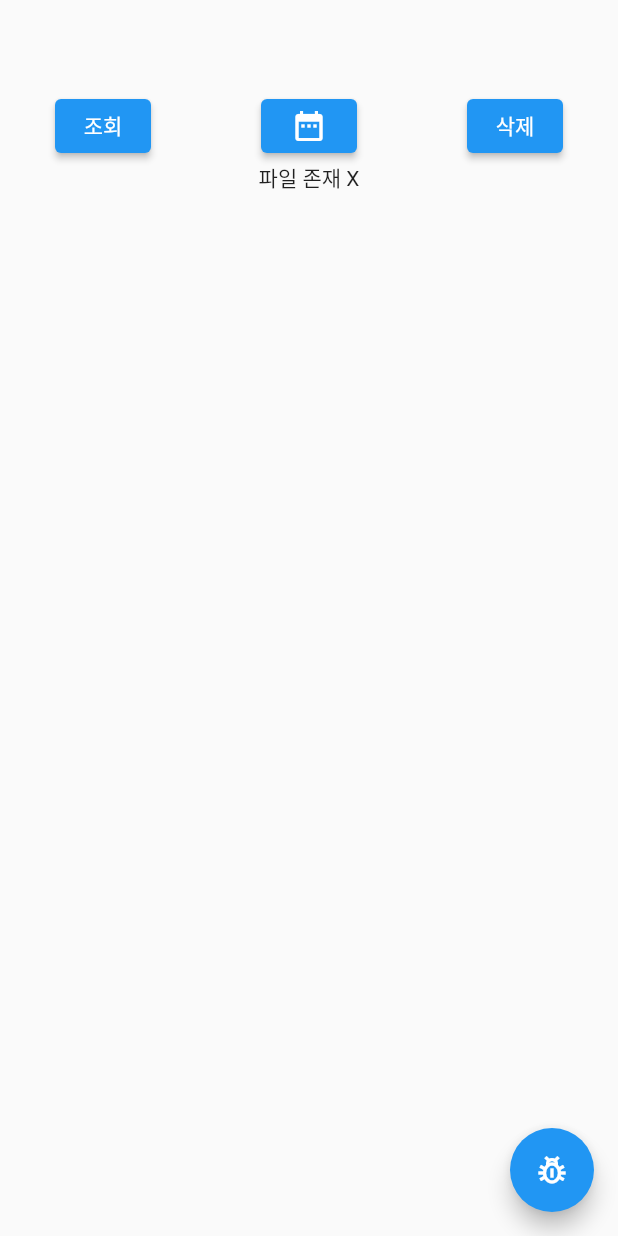
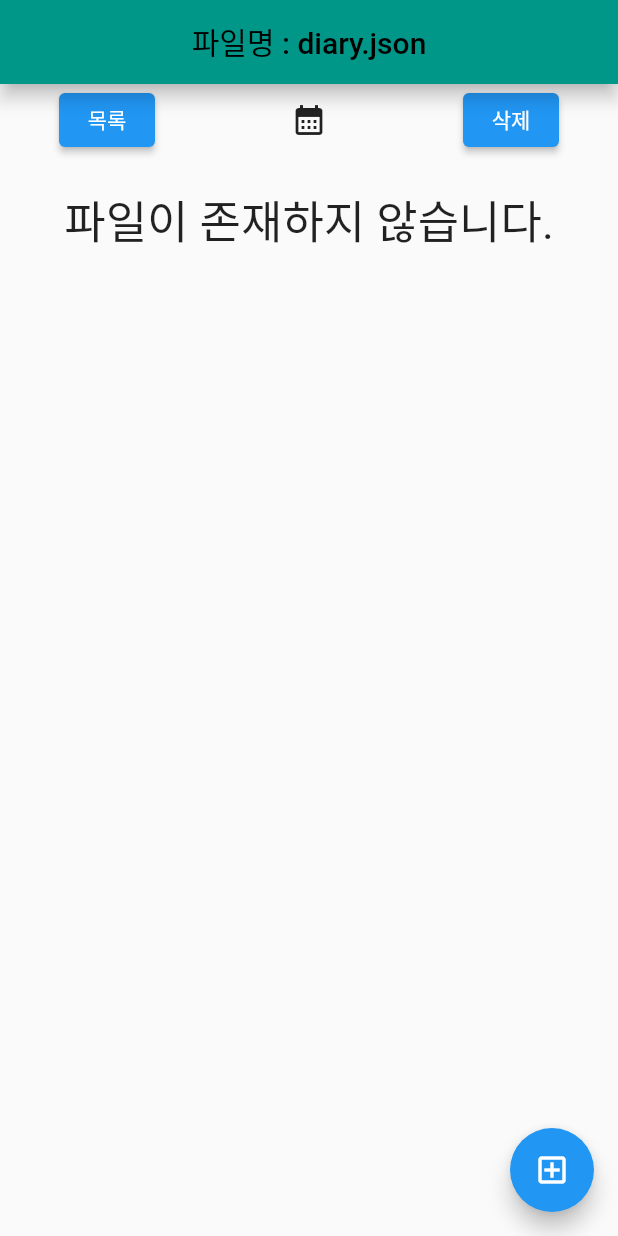
Before and after one commit to Qnd1101/flutter_application_diary, a Flutter app: the screen it shows after launch, after a tap on "삭제", on a phone screen of 412 x 824 dp. Run offline on Flutter 3.47's test engine with Material 2 defaults, Android fonts, the phone set to English and light mode, and no system bars.

Commit message:
파일 목록 + 일별 저장 프로그램 완성

```diff
--- a/lib/main.dart
+++ b/lib/main.dart
@@ -2,20 +2,5 @@ import 'package:flutter/material.dart';
 import 'package:flutter_diary/main_page.dart';
 
 void main() {
-  runApp(const MyApp());
+  runApp(const MainPage());
 }
-
-class MyApp extends StatelessWidget {
-  const MyApp({Key? key}) : super(key: key);
-
-  @override
-  Widget build(BuildContext context) {
-    return MaterialApp(
-      title: 'Flutter Diary',
-      theme: ThemeData(
-        primarySwatch: Colors.blue,
-      ),
-      home: const MainPage(),
-    );
-  }
-}
--- a/lib/main_page.dart
+++ b/lib/main_page.dart
@@ -1,8 +1,9 @@
 import 'dart:convert';
 import 'dart:io';
+
 import 'package:flutter/material.dart';
-import 'package:flutter_diary/add_page.dart';
-import 'package:intl/intl.dart'; // DateFormat를 import해야 함
+import 'add_page.dart';
+import 'package:flutter_diary/directory_page.dart';
 import 'package:path_provider/path_provider.dart';
 
 class MainPage extends StatefulWidget {
@@ -16,6 +17,7 @@ class _MainPageState extends State<MainPage> {
   @override
   Widget build(BuildContext context) {
     return const MaterialApp(
+      debugShowCheckedModeBanner: false,
       home: Main(),
     );
   }
@@ -32,60 +34,50 @@ class Main extends StatefulWidget {
 
 class _MainState extends State<Main> {
   Directory? directory;
-  dynamic myList = const Text('준비');
+  String filePath = '';
+  late String fileName = 'diary.json';
+
+  dynamic myList = const Text(
+    '준비',
+    style: TextStyle(fontSize: 100),
+  );
 
   @override
   void initState() {
+    // TODO: implement initState
     super.initState();
+    fileName = 'diary.json';
     getPath().then((value) {
       showList();
     });
   }
 
   Future<void> getPath() async {
-    directory = await getApplicationSupportDirectory();
-  }
-
-  Future<void> deleteFile() async {
-    try {
-      var file = File(filePath());
-      var result = file.delete().then((value) {
-        print(value);
-        showList();
-      });
-      print(result);
-    } catch (e) {
-      print('delete error');
-    }
-  }
-
-  deleteContents(int index) async {
-    try {
-      var file = File(filePath());
-      var fileContents = await file.readAsString();
-      List<dynamic> dataList = jsonDecode(fileContents) as List<dynamic>;
-      dataList.removeAt(index);
-      var jsondata = jsonEncode(dataList);
-      await file.writeAsString(jsondata).then((value) {
-        showList();
-      });
-    } catch (e) {
-      print('삭제 정보 오류');
+    directory = await getApplicationDocumentsDirectory();
+    //서포트 디렉토리는 모든 플렛폼에서 지원
+    if (directory != null) {
+      filePath = '${directory!.path}/$fileName';
+      print(filePath);
     }
   }
 
   Future<void> showList() async {
     try {
-      if (directory != null) {
+      var file = File(filePath);
+      if (file.existsSync()) {
         setState(() {
           myList = FutureBuilder(
-            future: getDiaryList(), // 변경: getDiaryList 함수 호출
+            future: file.readAsString(),
             builder: (context, snapshot) {
               if (snapshot.hasData) {
-                var dataList = snapshot.data as List<dynamic>;
+                var dataList = jsonDecode(snapshot.data!) as List<dynamic>;
                 if (dataList.isEmpty) {
-                  return const Text('파일 존재 X');
+                  return const Text(
+                    '내용이 없어용',
+                    style: TextStyle(fontSize: 50),
+                  );
                 }
+
                 return ListView.separated(
                     itemBuilder: (context, index) {
                       var data = dataList[index] as Map<String, dynamic>;
@@ -93,16 +85,14 @@ class _MainState extends State<Main> {
                           title: Text(data['title']),
                           subtitle: Text(data['contents']),
                           trailing: IconButton(
+                            icon: const Icon(Icons.delete),
                             onPressed: () {
                               deleteContents(index);
                             },
-                        icon: const Icon(Icons.delete),
-                      ),
-                    );
+                          ));
                     },
                     separatorBuilder: (context, index) => const Divider(),
-                  itemCount: dataList.length,
-                );
+                    itemCount: dataList.length);
               } else {
                 return const CircularProgressIndicator();
               }
@@ -111,101 +101,125 @@ class _MainState extends State<Main> {
         });
       } else {
         setState(() {
-          myList = const Text('파일 존재 X');
+          myList = const Text(
+            '파일이 존재하지 않습니다.',
+            style: TextStyle(fontSize: 30),
+          );
         });
       }
     } catch (e) {
-      print(e);
+      print('errer');
     }
   }
 
-  String filePath() {
-    // 파일 경로를 생성하는 함수
-    if (directory != null) {
-      String date = DateFormat('yyyy-MM-dd').format(DateTime.now());
-      String fileName = 'diary_$date.json';
-      return '${directory!.path}/$fileName';
-    } else {
-      return '';
+  Future<void> deleteFile() async {
+    try {
+      var file = File(filePath);
+      if (file.existsSync()) {
+        file.delete().then(
+          (value) {
+            print(value);
+            showList();
+          },
+        );
+      }
+    } catch (e) {
+      print('deleteFile error');
     }
   }
 
-  Future<List<dynamic>> getDiaryList() async {
-    // 변경: 날짜별로 폴더에서 파일 목록을 가져오는 함수
-    List<dynamic> dataList = [];
-    if (directory != null) {
-      var dirList = directory!.listSync();
-      for (var dir in dirList) {
-        if (dir is Directory) {
-          var file = File('${dir.path}/diary.json');
-          if (file.existsSync()) {
-            var fileContents = await file.readAsString();
-            var jsonData = jsonDecode(fileContents);
-            dataList.addAll(jsonData);
+  Future<void> deleteContents(int index) async {
+    //파일을 불러옴 -> 그것을 [{},{}] -> jsondecode를 해서 List<map<dynamic>>으로 변환
+    //List니까 배열 조작 - 원하는 index번지 삭제 가능
+    //List<map<dynamic>> 를 jsonencode (String으로 변경) -> 다시 파일에 쓰기
+    //showList()
+    try {
+      File file = File(filePath);
+      var fileStr = await file.readAsString();
+      var dataList = jsonDecode(fileStr) as List<dynamic>;
+      dataList.removeAt(index);
+      var jsonData = jsonEncode(dataList);
+      await file
+          .writeAsString(jsonData, mode: FileMode.write)
+          .then((value) => showList());
+    } catch (e) {
+      print('deleteContents error');
     }
   }
+
+  Future<void> showFileList() async {
+    try {
+      filePath = directory!.path;
+      Directory dic = Directory(filePath);
+      var dataList = dic.listSync().toList();
+      await Navigator.push(
+        context,
+        MaterialPageRoute(
+            builder: (context) => DirectoryPage(dataList: dataList)),
+      );
+      getPath().then((value) => showList());
+    } catch (e) {
+      print('errer');
     }
-    }
-    return dataList;
   }
 
   @override
   Widget build(BuildContext context) {
     return Scaffold(
-      body: Center(
-        child: Column(
-          children: [
-            const SizedBox(
-              height: 60,
+      appBar: AppBar(
+        centerTitle: true,
+        elevation: 5,
+        title: Text('파일명 : $fileName',
+            style: const TextStyle(color: Colors.black)),
+        backgroundColor: Colors.teal,
       ),
+      body: SizedBox(
+        width: double.infinity,
+        height: double.infinity,
+        child: Column(children: [
           Row(
             mainAxisAlignment: MainAxisAlignment.spaceAround,
             children: [
-                ElevatedButton(
-                  onPressed: () {
+              ElevatedButton(onPressed: showFileList, child: const Text('목록')),
+              IconButton(
+                  onPressed: () async {
+                    var dt = await showDatePicker(
+                        context: context,
+                        initialDate: DateTime.now(),
+                        firstDate: DateTime(2023),
+                        lastDate: DateTime.now());
+                    if (dt != null) {
+                      setState(() {
+                        fileName = '${dt.toString().split(' ')[0]}.json';
+                        getPath().then((value) {
                           showList();
+                        });
+                      });
+                    }
                   },
-                  child: const Text('조회'),
-                ),ElevatedButton(
-                    onPressed: () {
-                      showDatePicker(
-                        context: context,
-                        initialDate: ,
-                        firstDate: ,
-                        lastDate: ,
-                      );
-                    },
-                    child: const Icon(Icons.date_range)),
-                ElevatedButton(
-                  onPressed: () {
-                    deleteFile();
-                  },
-                  child: const Text('삭제'),
-                ),
+                  icon: const Icon(Icons.calendar_month)),
+              ElevatedButton(onPressed: deleteFile, child: const Text('삭제'))
             ],
           ),
-            Expanded(
-              child: myList,
+          const SizedBox(
+            height: 20,
           ),
-          ],
-        ),
+          Expanded(child: myList)
+        ]),
       ),
       floatingActionButton: FloatingActionButton(
           onPressed: () async {
             var result = await Navigator.push(
               context,
               MaterialPageRoute(
-              builder: (context) => AddPage(
-                directory: directory, // 변경: directory 정보를 AddPage로 전달
+                builder: (context) => AddPage(filePath: filePath),
               ),
-            ),
-          );
-          if (result == 'ok') {
+            ); //context 화면 순서 관리,
+            if (result == "ok") {
               showList();
             }
           },
-        child: const Icon(Icons.pest_control_outlined),
-      ),
+          child: const Icon(Icons.add_box_outlined)),
     );
   }
 }
```
Also changed, not shown: lib/add_page.dart (+68 -71 lines), lib/directory_page.dart (added, +46 -0 lines). Lines whose indentation alone changed are shown as unchanged.
